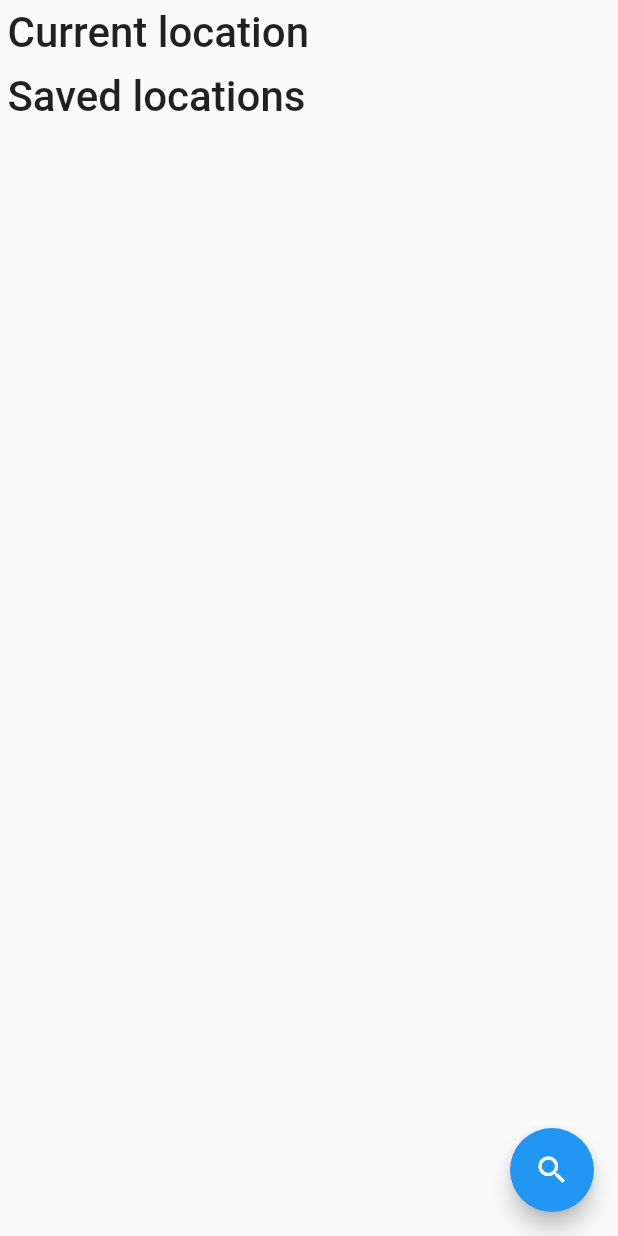
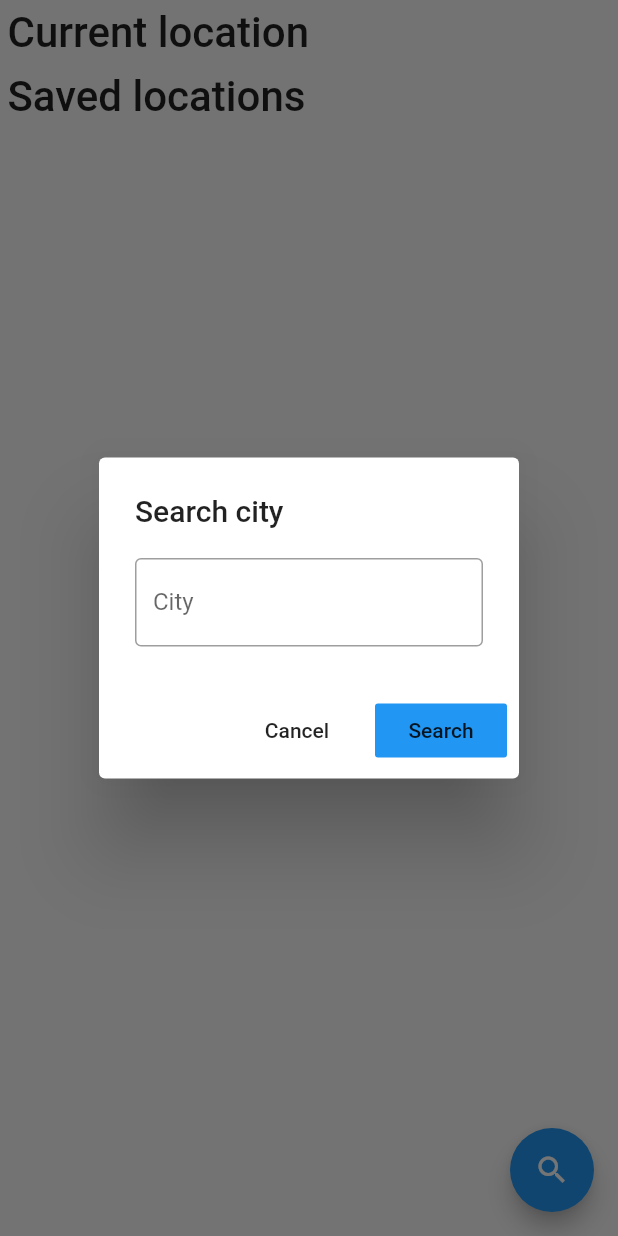
Before and after one commit to Filiponesco/WeatherApp, a Flutter app: the screen it shows after launch, after a tap on the "search" icon, on a phone screen of 412 x 824 dp. Run offline on Flutter 3.47's test engine with Material 2 defaults, Android fonts, the phone set to English and light mode, and no system bars; our stand-ins replace connectivity, sqflite; accounts and stored records are empty; network calls fail.

Commit message:
add search city
To do:
- add circular progress
- catch errors

```diff
--- a/weather_broadcast/lib/pages/home_page.dart
+++ b/weather_broadcast/lib/pages/home_page.dart
@@ -5,6 +5,7 @@ import 'package:connectivity/connectivity.dart';
 import 'package:weather_broadcast/widgets/forecast_lookup.dart';
 
 import '../repository.dart';
+import 'forecast_page.dart';
 
 class HomePage extends StatefulWidget {
   @override
@@ -75,7 +76,9 @@ class HomePageState extends State<HomePage> {
       ),
       floatingActionButton: FloatingActionButton(
         child: Icon(Icons.search),
-        onPressed: () {},
+        onPressed: () {
+          _searchDialog(context, repo);
+        },
       ),
     );
   }
@@ -98,3 +101,65 @@ Widget _futureLookup(Future<ForecastEntity> forecast, {bool favorite = false}) {
     },
   );
 }
+void _searchDialog(BuildContext context, Repository repo) {
+  TextEditingController cityToSearch = TextEditingController();
+  showDialog<void>(
+    context: context,
+    barrierDismissible: true,
+    builder: (BuildContext context) {
+      return AlertDialog(
+        title: Text('Search city'),
+        content: TextField(
+          controller: cityToSearch,
+          decoration: InputDecoration(
+            border: OutlineInputBorder(),
+            labelText: 'City',
+          ),
+        ),
+        actions: [
+          FlatButton(
+            child: Text('Cancel'),
+            onPressed: () {
+              Navigator.pop(context);
+            },
+          ),
+          FlatButton(
+            color: Colors.blue,
+            child: Text('Search'),
+            onPressed: () {
+              Future<ForecastEntity> forecastFoundFuture = repo.getBroadcastForCity(cityToSearch.text);
+              forecastFoundFuture.then((data) {
+                Navigator.push(
+                    context,
+                    MaterialPageRoute(builder: (context) => ForecastPage(forecast: data)));
+              });
+            },
+          ),
+        ],
+      );
+    },
+  );
+}
+//Filip
+//Widget _futureNewPage(Future<ForecastEntity> forecast) {
+//  debugPrint("_futureNewPage");
+//  return FutureBuilder(
+//    future: forecast,
+//    builder: (context, data) {
+//      debugPrint("FutureBuilder");
+//      if (data.hasData) {
+//        debugPrint("has data");
+//        Navigator.push(
+//            context,
+//            MaterialPageRoute(builder: (context) => ForecastPage(forecast: data.data)));
+//      }else if (data.hasError) {
+//        debugPrint("no data");
+//        Future.delayed(Duration.zero, () => errorDialog(context));
+//        return Column();
+//      }
+//      return Center(
+//        child: CircularProgressIndicator(),
+//      );
+//    },
+//  );
+//}
```
